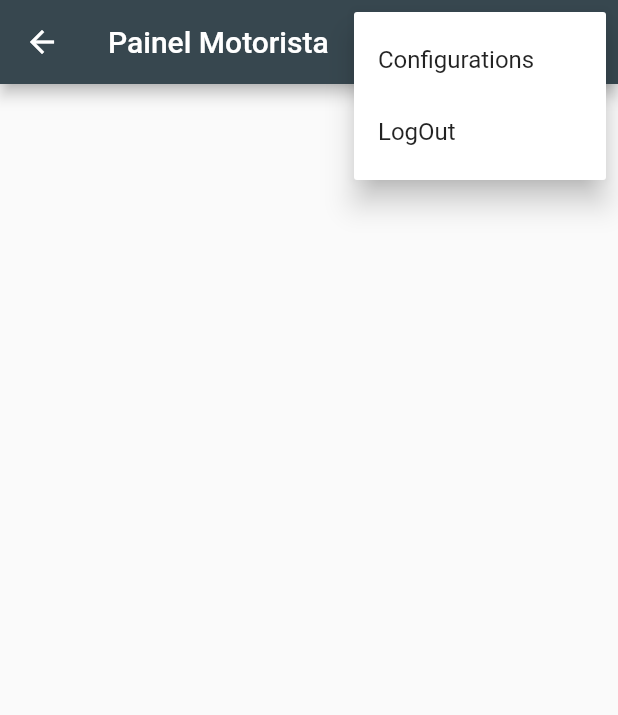
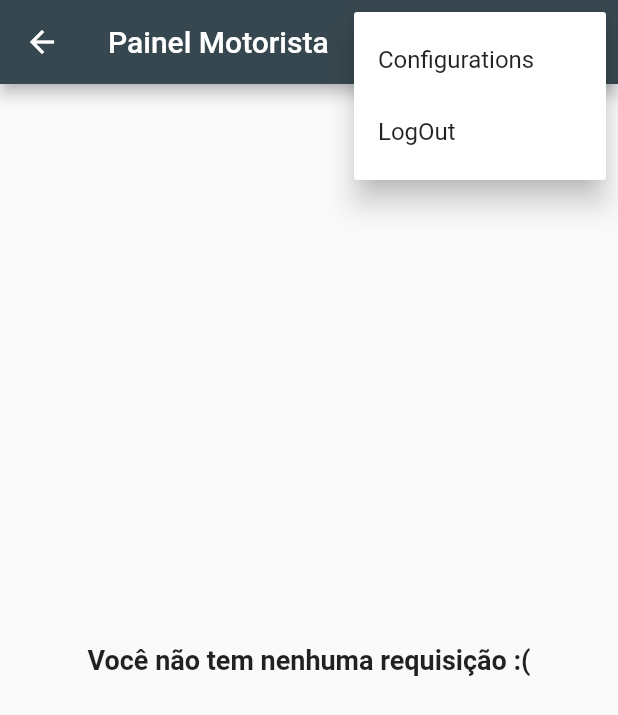
Before and after one commit to DanielleRS/uber, a Flutter app: the DriverPanel screen opened by its route, after a tap on the "more vert" icon, on a phone screen of 412 x 824 dp. Shown: the top 715 px of the screen. Run offline on Flutter 3.47's test engine with Material 2 defaults, Android fonts, the phone set to English and light mode, and no system bars; our stand-ins replace cloud_firestore, firebase_auth, geolocator, google_maps_flutter; accounts and stored records are empty.

Commit message:
Listando requisições para o motorista

```diff
--- a/lib/screens/DriverPanel.dart
+++ b/lib/screens/DriverPanel.dart
@@ -1,5 +1,9 @@
+import 'dart:async';
+
+import 'package:cloud_firestore/cloud_firestore.dart';
 import 'package:flutter/material.dart';
 import 'package:firebase_auth/firebase_auth.dart';
+import 'package:uber/util/StatusRequest.dart';
 
 class DriverPanel extends StatefulWidget {
   @override
@@ -11,6 +15,8 @@ class _DriverPanelState extends State<DriverPanel> {
   List<String> itemsMenu = [
     "Configurations", "LogOut"
   ];
+  final _controller = StreamController<QuerySnapshot>.broadcast();
+  Firestore db = Firestore.instance;
 
   _logOutUser() async {
     FirebaseAuth auth = FirebaseAuth.instance;
@@ -29,8 +35,45 @@ class _DriverPanelState extends State<DriverPanel> {
     }
   }
 
+  Stream<QuerySnapshot> _addListenerRequests(){
+    final stream = db.collection("requests")
+        .where("status", isEqualTo: StatusRequest.WAITING)
+        .snapshots();
+
+    stream.listen((data){
+      _controller.add(data);
+    });
+  }
+
+  @override
+  void initState() {
+    super.initState();
+
+    _addListenerRequests();
+  }
+
   @override
   Widget build(BuildContext context) {
+
+    var messageLoading = Center(
+      child: Column(
+        children: <Widget>[
+          Text("Carregando requisições"),
+          CircularProgressIndicator()
+        ],
+      ),
+    );
+
+    var messageHasNoData = Center(
+      child: Text(
+        "Você não tem nenhuma requisição :(",
+        style: TextStyle(
+          fontSize: 18,
+          fontWeight: FontWeight.bold
+        ),
+      ),
+    );
+
     return Scaffold(
       appBar: AppBar(
         title: Text("Painel Motorista"),
@@ -48,7 +91,50 @@ class _DriverPanelState extends State<DriverPanel> {
           )
         ],
       ),
-      body: Container(),
+      body: StreamBuilder<QuerySnapshot>(
+        stream: _controller.stream,
+        builder: (context, snapshot){
+          switch(snapshot.connectionState){
+            case ConnectionState.none:
+            case ConnectionState.waiting:
+              return messageLoading;
+              break;
+            case ConnectionState.active:
+            case ConnectionState.done:
+              if(snapshot.hasError){
+                return Text("Erro ao carregar os dados.");
+              } else {
+                QuerySnapshot querySnapshot = snapshot.data;
+                if(querySnapshot.documents.length == 0){
+                  return messageHasNoData;
+                } else {
+                  return ListView.separated(
+                    itemCount: querySnapshot.documents.length,
+                    separatorBuilder: (context, index) => Divider(
+                      height: 2,
+                      color: Colors.grey,
+                    ),
+                    itemBuilder: (context, index){
+                      List<DocumentSnapshot> requests = querySnapshot.documents.toList();
+                      DocumentSnapshot item = requests[index];
+
+                      String idRequest = item["id"];
+                      String passengerName = item["passenger"]["name"];
+                      String street = item["destiny"]["street"];
+                      String number = item["destiny"]["number"];
+
+                      return ListTile(
+                        title: Text(passengerName),
+                        subtitle: Text("Destino: $street, $number"),
+                      );
+                    },
+                  );
+                }
+              }
+              break;
+          }
+        }
+      ),
     );
   }
 }
```
